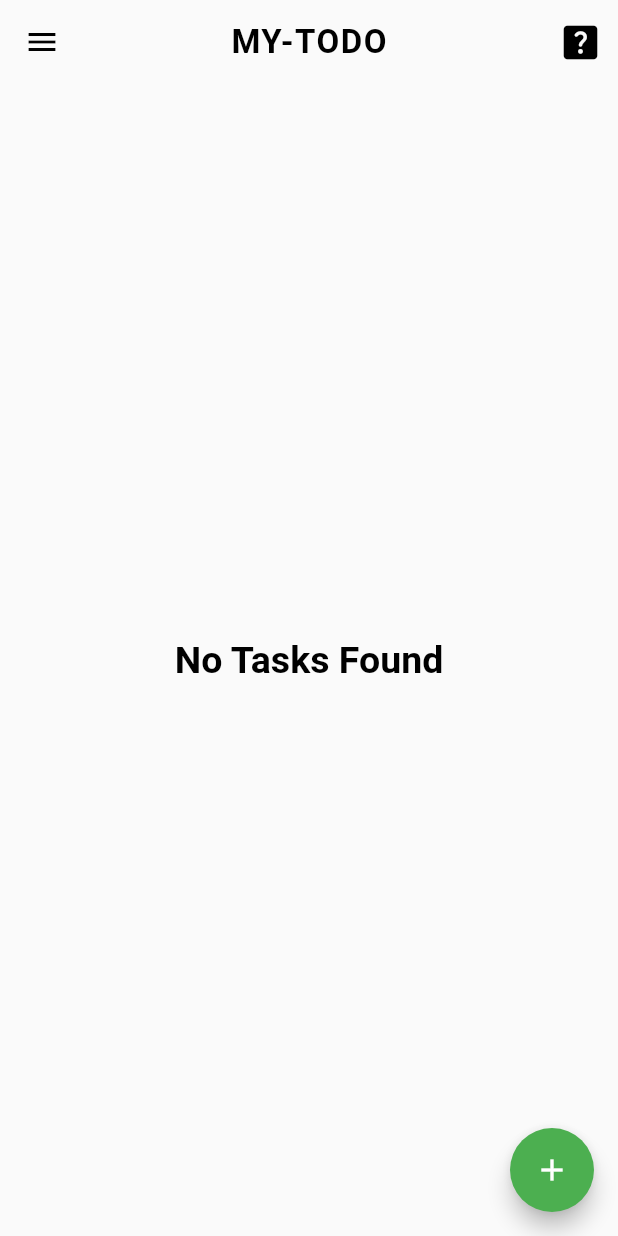
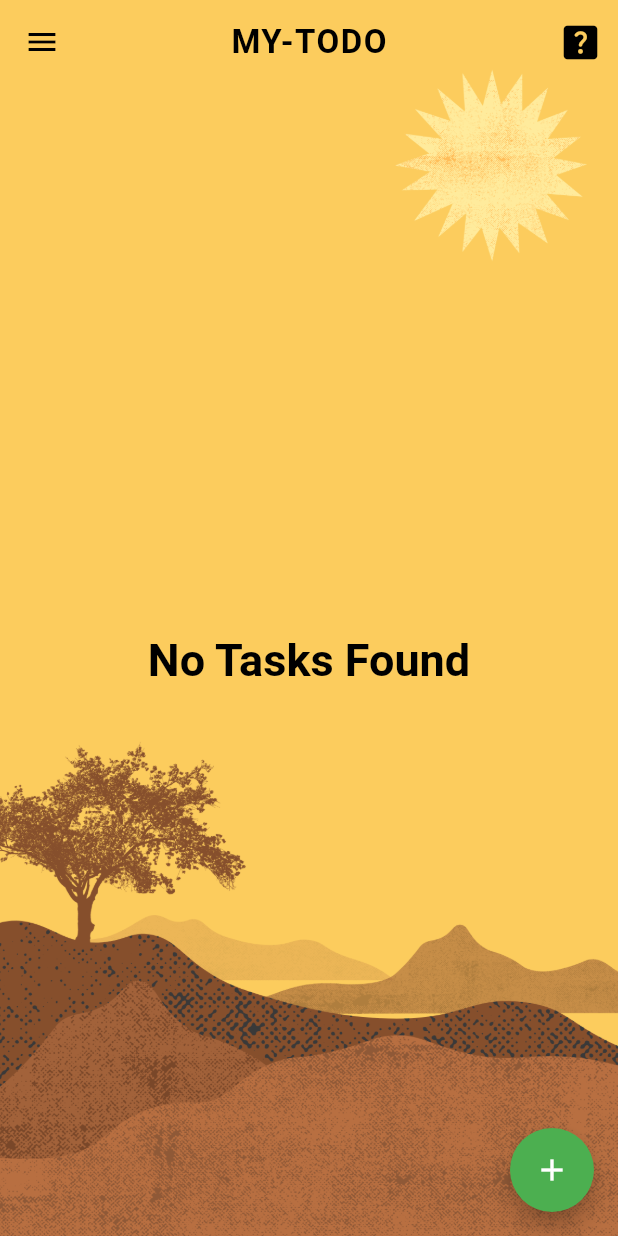
Before and after one commit to AllianaOnate/onate_assignment_three, a Flutter app: the HomePage screen opened directly, on a phone screen of 412 x 824 dp. Run offline on Flutter 3.47's test engine with Material 2 defaults, Android fonts, the phone set to English and light mode, and no system bars; our stand-ins replace lottie, sqflite; accounts and stored records are empty; network calls fail.

Commit message:
Added image background both in update page and home page

```diff
--- a/lib/home_page.dart
+++ b/lib/home_page.dart
@@ -27,7 +27,16 @@ class _HomePageState extends State<HomePage> {
   }
 
   Widget build(BuildContext context) {
-    return Scaffold(
+    return Container(
+      constraints: BoxConstraints.expand(),
+      decoration: BoxDecoration(
+        image: DecorationImage(
+          image: AssetImage("assets/bg_page.png"),
+          fit: BoxFit.cover
+        ),
+      ),
+      child: Scaffold(
+        backgroundColor: Colors.transparent,
         drawer: Drawer(),
         appBar: AppBar(
           title: Text("MY-TODO",
@@ -63,7 +72,7 @@ class _HomePageState extends State<HomePage> {
                         return Center(
                             child: Text("No Tasks Found",
                               style: TextStyle(
-                              fontSize: 25,
+                                fontSize: 30,
                                 fontWeight: FontWeight.bold,
                                 color: Colors.black,
                               ),
@@ -188,6 +197,7 @@ class _HomePageState extends State<HomePage> {
                 builder: (context)=> AddUpdateTask(),
               ));
             }),
+      ),
     );
   }
 }
```
Also changed, not shown: lib/add_update_page.dart (+11 -1 lines), pubspec.yaml (+9 -8 lines), assets/app_logo.png (deleted), assets/app_logo_foreground.png (deleted), assets/bg_page.png (added), assets/launcher_logo.png (added), 6 other files. Lines whose indentation alone changed are shown as unchanged.
